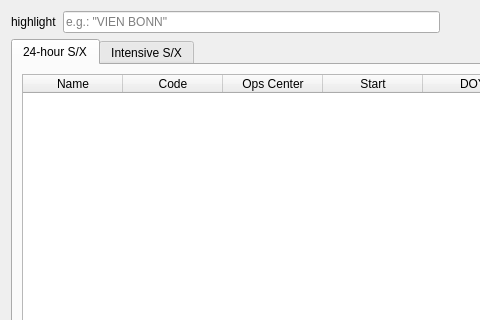
This is secondaryGUIs/mastersessionviewer.ui in TUW-VieVS/VieSchedppGUI as Qt 5 draws it before an edit; both pictures show x 0 to 480 and y 0 to 320 of the 874 by 441 pixel window. The edited form follows.
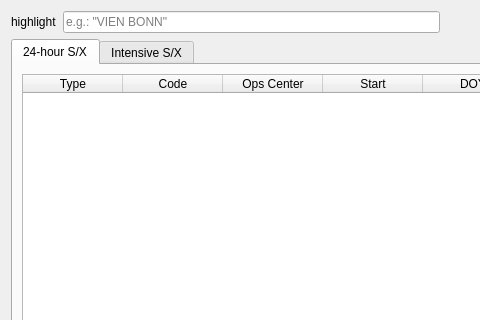
This is the edited form. Icons and pictures are not drawn.

What changed in the file:
```diff
--- a/secondaryGUIs/mastersessionviewer.ui
+++ b/secondaryGUIs/mastersessionviewer.ui
@@ -88,7 +88,7 @@
          </attribute>
          <column>
           <property name="text">
-           <string>Name</string>
+           <string>Type</string>
           </property>
          </column>
          <column>
```
Left out of the diff: 2 changed lines with no effect on the pictures.
